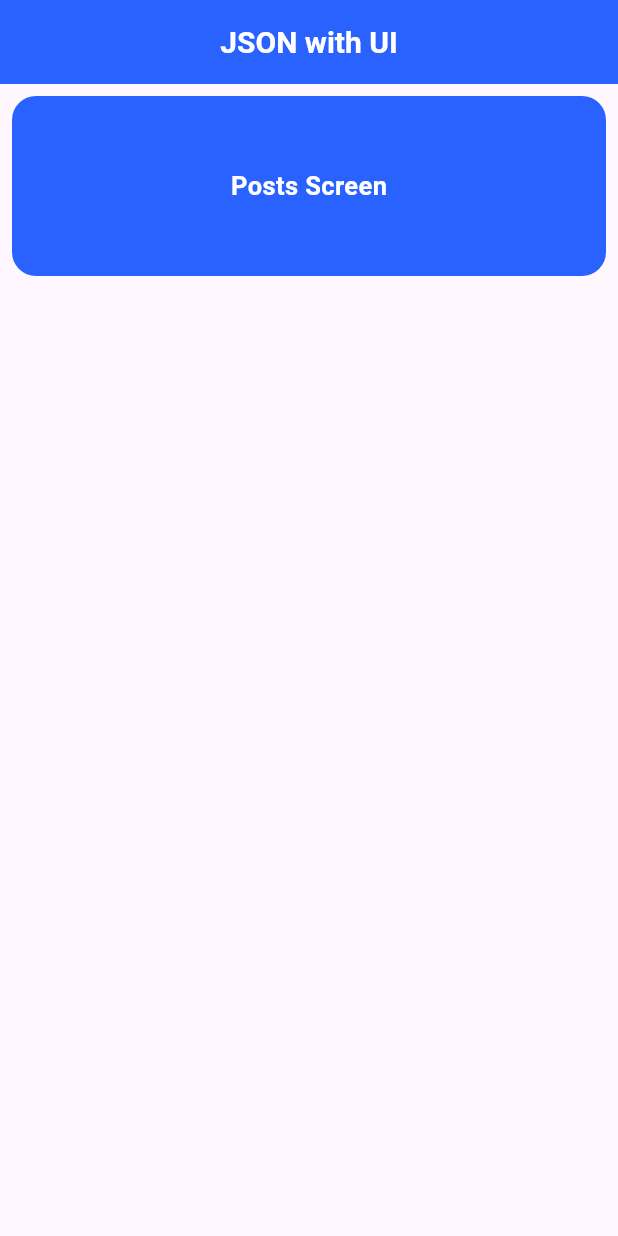
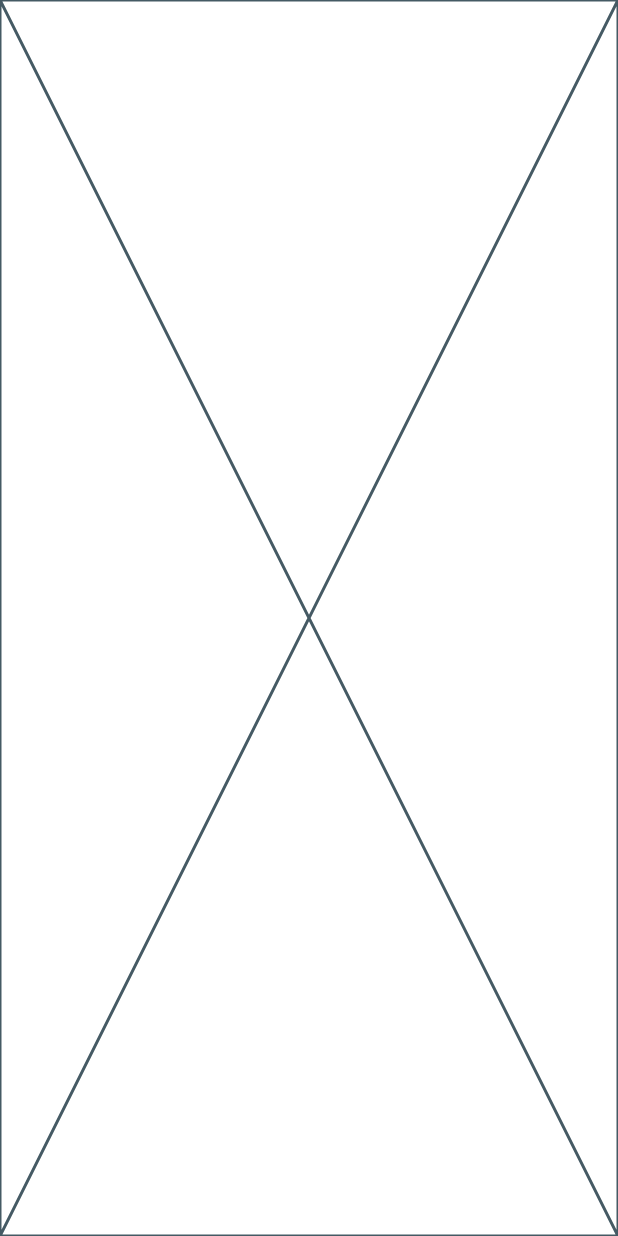
Before and after one commit to muzzammil763/json_with_ui, a Flutter app: the screen it shows after launch, after a tap on "Posts Screen", on a phone screen of 412 x 824 dp. Run offline on Flutter 3.47's test engine with Material 3 defaults, Android fonts, the phone set to English and light mode, and no system bars.

Commit message:
added posts screen

```diff
--- /dev/null
+++ b/lib/Screens/posts_screen.dart
@@ -0,0 +1,10 @@
+import 'package:flutter/material.dart';
+
+class PostsScreen extends StatelessWidget {
+  const PostsScreen({super.key});
+
+  @override
+  Widget build(BuildContext context) {
+    return const Placeholder();
+  }
+}
--- a/lib/Screens/screen_selecter.dart
+++ b/lib/Screens/screen_selecter.dart
@@ -1,4 +1,5 @@
 import 'package:flutter/material.dart';
+import 'package:json_with_ui/Screens/posts_screen.dart';
 
 class ScreenSelecter extends StatelessWidget {
   const ScreenSelecter({super.key});
@@ -12,23 +13,23 @@ class ScreenSelecter extends StatelessWidget {
         title: const Text(
           'JSON with UI',
           style: TextStyle(
-            fontSize: 20,
-            fontWeight: FontWeight.bold,
-            color: Colors.white,
-          ),
+              fontSize: 20, fontWeight: FontWeight.bold, color: Colors.white),
         ),
       ),
       body: Padding(
-        padding: const EdgeInsets.only(
-          left: 8,
-          top: 8,
-          right: 8,
-        ),
+        padding: const EdgeInsets.only(left: 8, top: 8, right: 8),
         child: Column(
           children: [
             Box(
               title: 'Posts Screen',
-              onTap: () {},
+              onTap: () {
+                Navigator.push(
+                  context,
+                  MaterialPageRoute(
+                    builder: (context) => const PostsScreen(),
+                  ),
+                );
+              },
             ),
           ],
         ),
```
